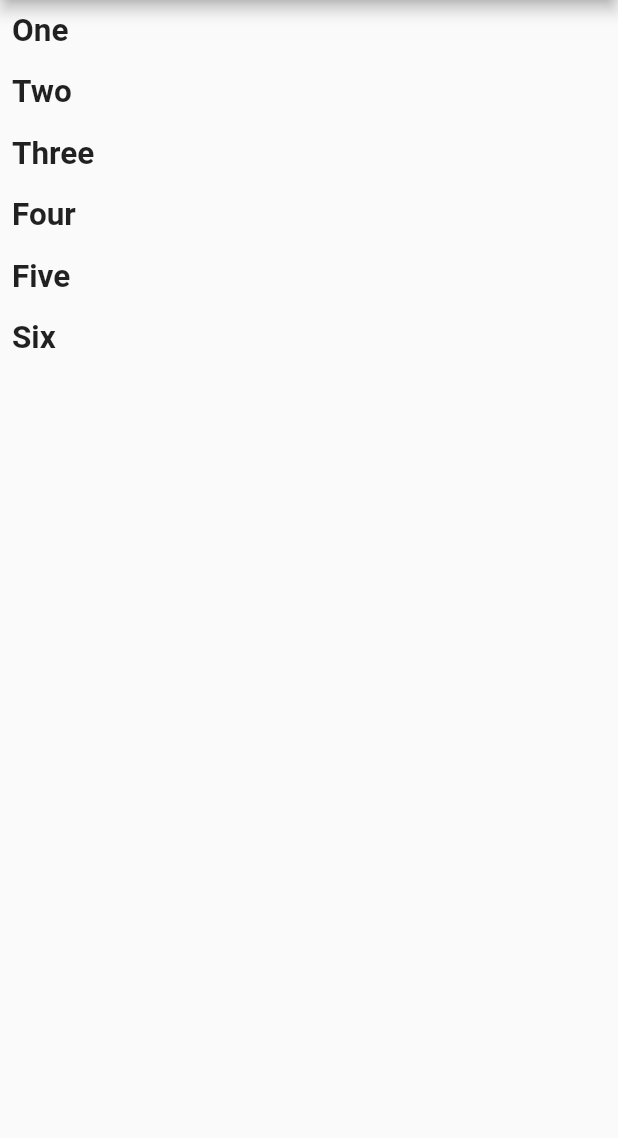
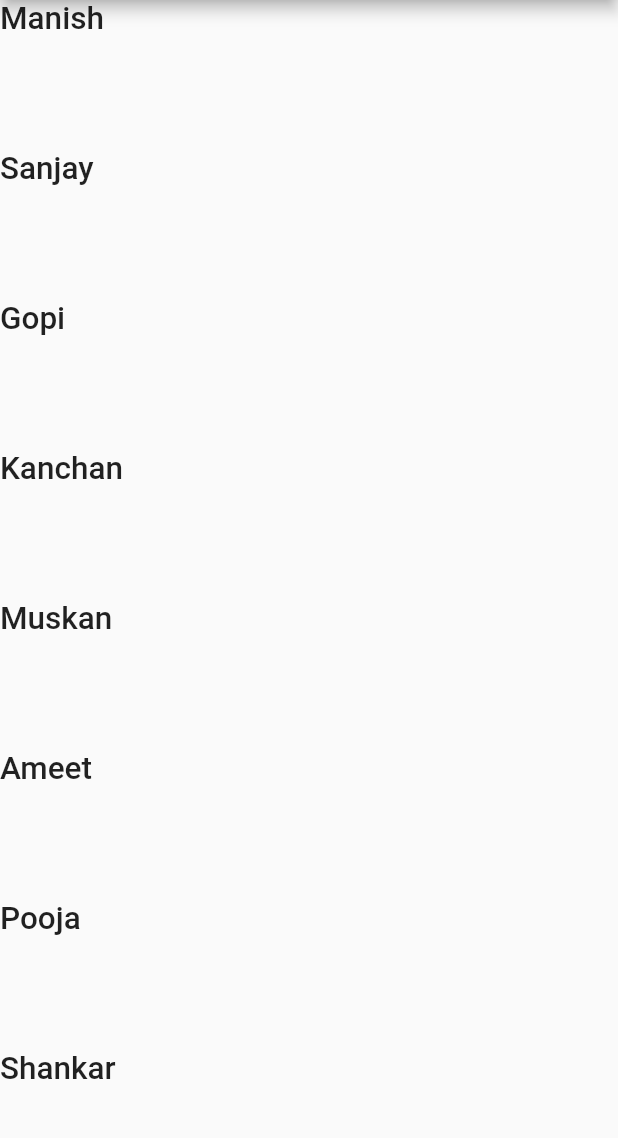
Before and after one commit to ManishDodeja/Flutter-Journey, a Flutter app: the screen it shows after launch, on a phone screen of 412 x 824 dp, the part 84-1222 px from its top. Run offline on Flutter 3.47's test engine with Material 2 defaults, Android fonts, the phone set to English and light mode, and no system bars.

Commit message:
ListView.Buidler method

```diff
--- a/lib/main.dart
+++ b/lib/main.dart
@@ -31,57 +31,36 @@ class MyHomePage extends StatefulWidget {
 class _MyHomePageState extends State<MyHomePage> {
   @override
   Widget build(BuildContext context) {
+    var names = [
+      'Manish',
+      'Sanjay',
+      'Gopi',
+      'Kanchan',
+      'Muskan',
+      'Ameet',
+      'Pooja',
+      'Shankar'
+    ];
+
     return Scaffold(
       appBar: AppBar(
         title: Text(widget.title),
       ),
       // ignore: prefer_const_constructors
       body: Center(
-        child: ListView(
-          children: const [
-            Padding(
-              padding: EdgeInsets.all(8.0),
-              child: Text(
-                'One',
-                style: TextStyle(fontSize: 21, fontWeight: FontWeight.bold),
-              ),
-            ),
-            Padding(
-              padding: EdgeInsets.all(8.0),
-              child: Text(
-                'Two',
-                style: TextStyle(fontSize: 21, fontWeight: FontWeight.bold),
-              ),
-            ),
-            Padding(
-              padding: EdgeInsets.all(8.0),
-              child: Text(
-                'Three',
-                style: TextStyle(fontSize: 21, fontWeight: FontWeight.bold),
-              ),
-            ),
-            Padding(
-              padding: EdgeInsets.all(8.0),
-              child: Text(
-                'Four',
-                style: TextStyle(fontSize: 21, fontWeight: FontWeight.bold),
-              ),
-            ),
-            Padding(
-              padding: EdgeInsets.all(8.0),
-              child: Text(
-                'Five',
-                style: TextStyle(fontSize: 21, fontWeight: FontWeight.bold),
-              ),
-            ),
-            Padding(
-              padding: EdgeInsets.all(8.0),
-              child: Text(
-                'Six',
-                style: TextStyle(fontSize: 21, fontWeight: FontWeight.bold),
-              ),
-            ),
-          ],
+        //ListView.builder method is used define list view in dynamic manner. as below we can say that names array is printed and with the help of index we access each name from array.
+
+        child: ListView.builder(
+          itemBuilder: (context, index) {
+            return Text(
+              names[index],
+              style: const TextStyle(fontSize: 21, fontWeight: FontWeight.w500),
+            );
+          },
+          itemCount: names.length,
+          // the scroll direction is used for axis and item Extent is used for spacing in items
+          // scrollDirection: Axis.horizontal,
+          itemExtent: 100,
         ),
       ),
     );
```
